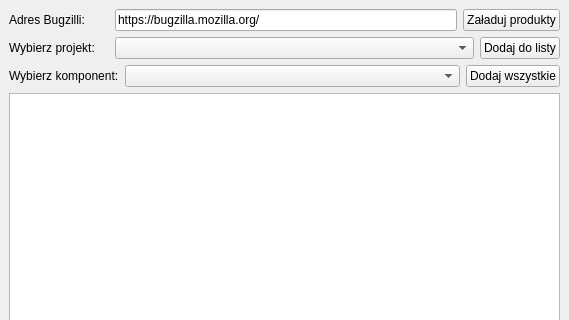
This is ui/main_window.ui in hckr/bugzilla-downloader as Qt 5 draws it before an edit; both pictures show x 0 to 569 and y 0 to 320 of the 569 by 479 pixel window. The edited form follows.
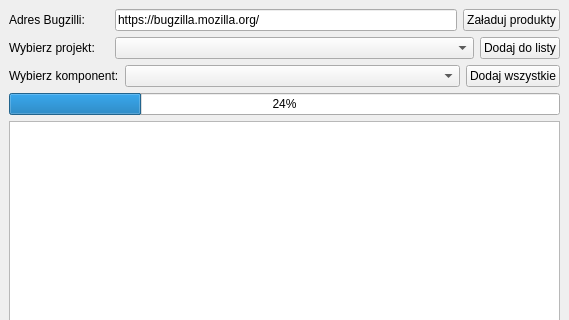
This is the edited form.

What changed in the file:
```diff
--- a/ui/main_window.ui
+++ b/ui/main_window.ui
@@ -138,6 +138,13 @@
       </item>
      </layout>
     </item>
+    <item>
+     <widget class="QProgressBar" name="progressBar">
+      <property name="value">
+       <number>24</number>
+      </property>
+     </widget>
+    </item>
     <item>
      <widget class="QListWidget" name="ComponentsList"/>
     </item>
```
Left out of the diff: 2 changed lines with no effect on the pictures.
